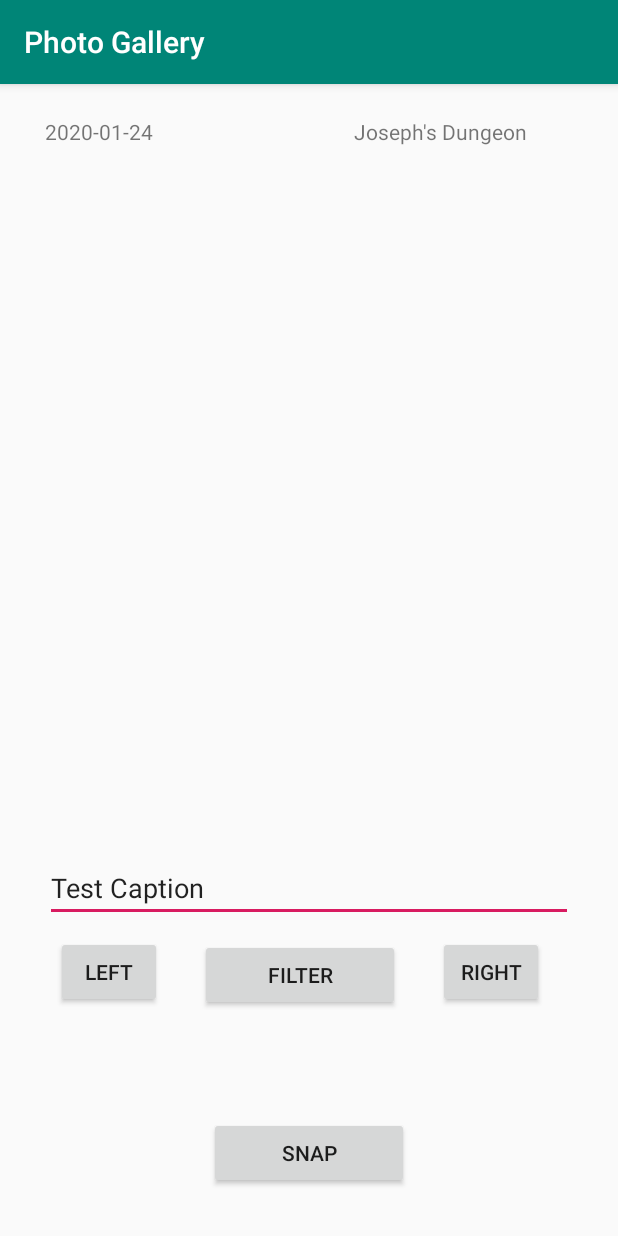
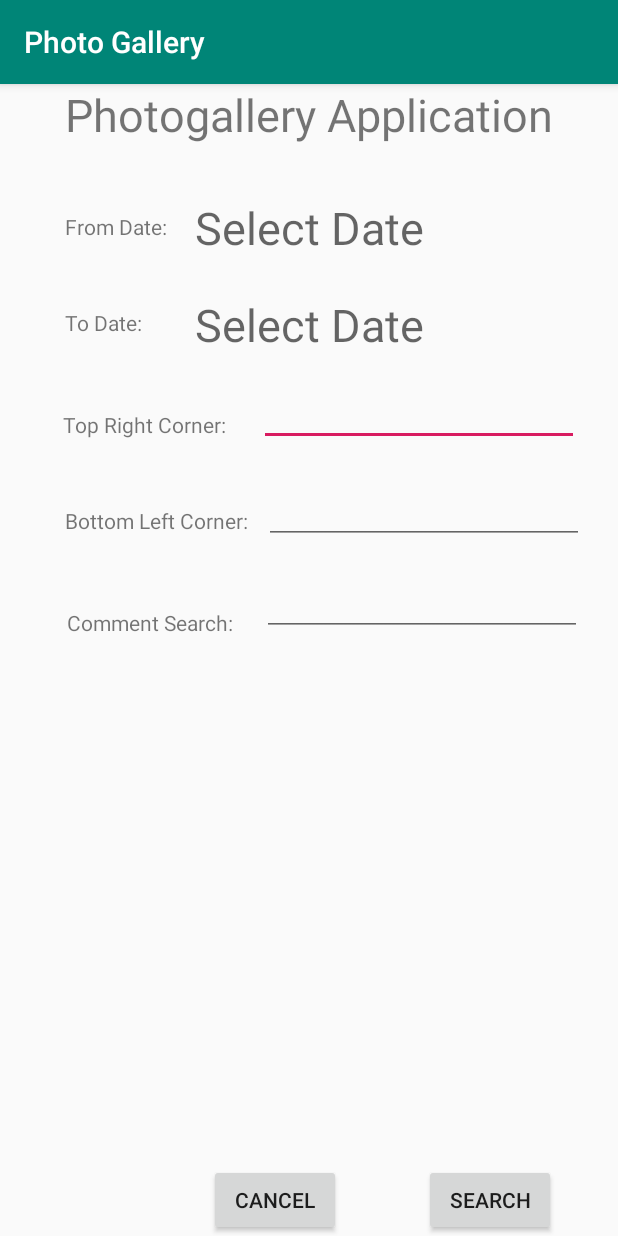
Before and after one commit to NickHEE/PhotoGallery, an Android app: the screen it shows after launch (MainActivity before the commit, FilterActivity after it), after a tap on "FILTER", on a phone screen of 412 x 824 dp. Run offline under Robolectric (Android 15) with nearby library versions, the phone set to English and light mode, and no system bars.

Commit message:
Joseph merge WIP

```diff
--- a/app/build.gradle
+++ b/app/build.gradle
@@ -17,6 +17,10 @@ android {
             proguardFiles getDefaultProguardFile('proguard-android-optimize.txt'), 'proguard-rules.pro'
         }
     }
+    compileOptions {
+        sourceCompatibility = 1.8
+        targetCompatibility = 1.8
+    }
 }
 
 dependencies {
--- a/app/src/main/AndroidManifest.xml
+++ b/app/src/main/AndroidManifest.xml
@@ -10,10 +10,10 @@
         android:roundIcon="@mipmap/ic_launcher_round"
         android:supportsRtl="true"
         android:theme="@style/AppTheme">
+        <activity android:name="com.example.photoGallery.FilterActivity"></activity>
         <activity android:name="com.example.photoGallery.MainActivity">
             <intent-filter>
                 <action android:name="android.intent.action.MAIN" />
-
                 <category android:name="android.intent.category.LAUNCHER" />
             </intent-filter>
         </activity>
--- /dev/null
+++ b/app/src/main/java/com/example/photoGallery/FilterActivity.java
@@ -0,0 +1,121 @@
+package com.example.photoGallery;
+
+import android.app.DatePickerDialog;
+import android.widget.DatePicker;
+import android.graphics.Color;
+import android.graphics.drawable.ColorDrawable;
+
+import java.util.Calendar;
+
+import android.widget.TextView;
+import android.content.Intent;
+import android.os.Bundle;
+import android.view.View;
+import androidx.appcompat.app.AppCompatActivity;
+import androidx.core.content.FileProvider;
+import android.widget.EditText;
+import android.util.Log;
+import java.text.SimpleDateFormat;
+import java.util.Locale;
+
+
+public class FilterActivity extends AppCompatActivity {
+
+    private TextView fromDate;
+    private TextView toDate;
+    private EditText TRLocation;
+    private EditText BLLocation;
+    private EditText commentSearch;
+
+    private Calendar fromCalendar;
+    private Calendar toCalendar;
+    private DatePickerDialog.OnDateSetListener fromListener;
+    private DatePickerDialog.OnDateSetListener toListener;
+
+    private DatePickerDialog.OnDateSetListener mDateSetListener_from;
+    private DatePickerDialog.OnDateSetListener mDateSetListener_to;
+    private static final String TAG = "FilterActivity";
+
+    @Override
+    protected void onCreate(Bundle savedInstanceState) {
+        super.onCreate(savedInstanceState);
+        setContentView(R.layout.activity_filter);
+
+        fromDate = (TextView) findViewById(R.id.tvDate_from);
+        toDate   = (TextView) findViewById(R.id.tvDate_to);
+
+
+        TRLocation = (EditText) findViewById(R.id.Location_TR);
+        BLLocation   = (EditText) findViewById(R.id.Location_BL);
+        commentSearch = (EditText) findViewById(R.id.Comment_search);
+
+        fromDate.setOnClickListener(new View.OnClickListener() {
+            @Override
+            public void onClick(View view) {
+                Calendar cal = Calendar.getInstance();
+                int year = cal.get(Calendar.YEAR);
+                int month = cal.get(Calendar.MONTH);
+                int day = cal.get(Calendar.DAY_OF_MONTH);
+                DatePickerDialog dialog = new DatePickerDialog(
+                        FilterActivity.this,
+                        android.R.style.Theme_Holo_Light_Dialog_MinWidth,
+                        mDateSetListener_from,
+                        year,month,day);
+                dialog.getWindow().setBackgroundDrawable(new ColorDrawable(Color.TRANSPARENT));
+                dialog.show();
+            }
+        });
+
+        toDate.setOnClickListener(new View.OnClickListener() {
+            @Override
+            public void onClick(View view) {
+                Calendar cal = Calendar.getInstance();
+                int year = cal.get(Calendar.YEAR);
+                int month = cal.get(Calendar.MONTH);
+                int day = cal.get(Calendar.DAY_OF_MONTH);
+                DatePickerDialog dialog = new DatePickerDialog(
+                        FilterActivity.this,
+                        android.R.style.Theme_Holo_Light_Dialog_MinWidth,
+                        mDateSetListener_to,
+                        year,month,day);
+                dialog.getWindow().setBackgroundDrawable(new ColorDrawable(Color.TRANSPARENT));
+                dialog.show();
+            }
+        });
+
+        mDateSetListener_from = new DatePickerDialog.OnDateSetListener() {
+            @Override
+            public void onDateSet(DatePicker datePicker, int year, int month, int day) {
+                month = month + 1;
+                Log.d(TAG, "onDateSet: mm/dd/yyy: " + month + "/" + day + "/" + year);
+                String date = month + "/" + day + "/" + year;
+                fromDate.setText(date);
+            }
+        };
+        mDateSetListener_to = new DatePickerDialog.OnDateSetListener() {
+            @Override
+            public void onDateSet(DatePicker datePicker, int year, int month, int day) {
+                month = month + 1;
+                Log.d(TAG, "onDateSet: mm/dd/yyy: " + month + "/" + day + "/" + year);
+                String date = month + "/" + day + "/" + year;
+                toDate.setText(date);
+            }
+        };
+    }
+
+    public void cancel(final View v) {
+        finish();
+    }
+
+    public void search(final View v) {
+        Intent i = new Intent();
+        i.putExtra("STARTDATE", fromDate.getText().toString());
+        i.putExtra("ENDDATE", toDate.getText().toString());
+        i.putExtra("STARTLOCATION", TRLocation.getText().toString());
+        i.putExtra("ENDLOCATION", BLLocation.getText().toString());
+        i.putExtra("COMMENTSEARCH", commentSearch.getText().toString());
+
+        setResult(RESULT_OK, i);
+        finish();
+    }
+}
--- a/app/src/main/java/com/example/photoGallery/MainActivity.java
+++ b/app/src/main/java/com/example/photoGallery/MainActivity.java
@@ -38,20 +38,32 @@ import com.google.gson.reflect.TypeToken;
 public class MainActivity extends AppCompatActivity {
 
     static final int REQUEST_IMAGE_CAPTURE = 1;
+    static final int REQUEST_FILTER_ACTIVITY = 2;
 
     private int photoIdx = 0;
     private ArrayList<Photo> photoList;
     private String photoPath = null;
     private File dataFile;
-    private Photo currentPhoto;
+    private Photo currentPhoto; //TODO: Get rid of this?
+
+    private ImageView imgV;
+    private TextView date;
+    private TextView location;
+    private EditText caption;
+
 
     @Override
     protected void onCreate(Bundle savedInstanceState) {
         Log.d("onCreate", "Created!");
         super.onCreate(savedInstanceState);
         setContentView(R.layout.activity_main);
+
+        imgV = (ImageView) findViewById(R.id.iv_gallery);
+        date = (TextView) findViewById(R.id.textView_date);
+        caption = (EditText) findViewById(R.id.editText_caption);
+        location = (TextView) findViewById(R.id.textView_location);
+
         dataFile = new File(getExternalFilesDir(Environment.DIRECTORY_DOCUMENTS), "data.json");
-
         try {
             if (dataFile.createNewFile()) {
                 FileOutputStream stream = new FileOutputStream(dataFile);
@@ -100,12 +112,17 @@ public class MainActivity extends AppCompatActivity {
         Date minDate = new Date(Long.MIN_VALUE);
         Date maxDate = new Date(Long.MAX_VALUE);
 
-        populateGallery(minDate, maxDate, "");
+        populateGallery(minDate, maxDate, "", "", "");
 
         if (photoList.size() > 0) {
             currentPhoto = photoList.get(photoIdx);
             displayPhoto(currentPhoto);
         }
+    }
+
+    public void onFilter(View v) {
+        Intent i = new Intent(MainActivity.this, FilterActivity.class);
+        startActivityForResult(i, REQUEST_FILTER_ACTIVITY);
     }
 
     public void takePicture(View v) {
@@ -128,7 +145,8 @@ public class MainActivity extends AppCompatActivity {
         }
     }
 
-    private void populateGallery(final Date minDate, Date maxDate, String caption) {
+    private void populateGallery(Date minDate, Date maxDate, String startLocation, String endLocation, String caption) {
+        //TODO: handle location
 
         Collection<Photo> photos = readDataFile();
         photos.removeIf(p -> (p.getDate().before(minDate) || p.getDate().after(maxDate)));
@@ -137,6 +155,16 @@ public class MainActivity extends AppCompatActivity {
         }
 
         photoList = new ArrayList<Photo>(photos);
+
+        if (photoList.size() > 0) {
+            photoIdx = 0;
+            currentPhoto = photoList.get(photoIdx);
+            displayPhoto(currentPhoto);
+        }
+        else {
+            noPhotoFound();
+        }
+
     }
 
     public void changePicture(View v) {
@@ -161,14 +189,18 @@ public class MainActivity extends AppCompatActivity {
     }
 
     private void displayPhoto(Photo photo) {
-        ImageView imgV = (ImageView) findViewById(R.id.iv_gallery);
-        TextView date = (TextView) findViewById(R.id.textView_date);
-        EditText caption = (EditText) findViewById(R.id.editText_caption);
+        date.setVisibility(View.VISIBLE);
+        location.setVisibility(View.VISIBLE);
 
         imgV.setImageBitmap(BitmapFactory.decodeFile(photo.getPath()));
         date.setText(photo.getTimeStamp());
         caption.setText(photo.getCaption());
+    }
 
+    private void noPhotoFound() {
+        date.setVisibility(View.INVISIBLE);
+        location.setVisibility(View.INVISIBLE);
+        caption.setText("No Photos Found!");
     }
 
     private File createImageFile() throws IOException {
@@ -196,7 +228,7 @@ public class MainActivity extends AppCompatActivity {
         }
         catch (IOException ex) {
             Log.d("readDataFile", "Read from dataFile FAILED");
-            // TODO: return empty collection?
+            // TODO: handle exception
         }
 
         String json = new String(bytes);
@@ -216,6 +248,7 @@ public class MainActivity extends AppCompatActivity {
         }
         catch (IOException ex) {
             Log.d("writeDataFile", "write to dataFile FAILED");
+            // TODO: handle exception
         }
     }
 
@@ -233,9 +266,30 @@ public class MainActivity extends AppCompatActivity {
             photos.add(currentPhoto);
             writeDataFile(photos);
             photoList.add(currentPhoto);
+            //TODO: change index to current photo
         }
-        else {
-            Log.d("onActivityResult", "Image Capture FAIL");
+        else if (requestCode == REQUEST_FILTER_ACTIVITY && resultCode == RESULT_OK) {
+            String s_d1 = data.getStringExtra("STARTDATE");
+            String s_d2 = data.getStringExtra("ENDDATE");
+            String loc1 = data.getStringExtra("STARTLOCATION");
+            String loc2 = data.getStringExtra("ENDLOCATION");
+            String caption = data.getStringExtra("COMMENTSEARCH");
+
+            Log.d("onActivityResult", s_d1);
+            Log.d("onActivityResult", s_d2);
+            Log.d("onActivityResult", loc1);
+            Log.d("onActivityResult", loc2);
+            Log.d("onActivityResult", caption);
+
+            try {
+                Date d1 = new SimpleDateFormat("MM/dd/yyyy").parse(s_d1);
+                Date d2 = new SimpleDateFormat("MM/dd/yyyy").parse(s_d2);
+                populateGallery(d1, d2, loc1, loc2, caption);
+            }
+            catch (ParseException ex)
+            {
+                Log.d("onActivityResult", ex.toString());
+            }
         }
     }
 
@@ -248,8 +302,6 @@ public class MainActivity extends AppCompatActivity {
         public Photo(String filePath, String timeStamp, String caption) {
             this.filePath = filePath;
             this.timeStamp = timeStamp;
-            this.caption = caption;
-
         }
 
         public Date getDate() {
@@ -263,22 +315,18 @@ public class MainActivity extends AppCompatActivity {
 
             return date;
         }
-
         public String getTimeStamp() {
 
             return timeStamp;
         }
-
         public String getPath() {
 
             return filePath;
         }
-
         public String getCaption() {
 
             return caption;
         }
-
         public void setCaption(String cap) {
 
             caption = cap;
--- /dev/null
+++ b/app/src/main/res/layout/activity_filter.xml
@@ -0,0 +1,163 @@
+<?xml version="1.0" encoding="utf-8"?>
+<RelativeLayout xmlns:android="http://schemas.android.com/apk/res/android"
+    xmlns:app="http://schemas.android.com/apk/res-auto"
+    xmlns:tools="http://schemas.android.com/tools"
+    android:layout_width="match_parent"
+    android:layout_height="match_parent"
+    tools:context=".FilterActivity">
+
+    <TextView
+        android:layout_width="wrap_content"
+        android:layout_height="wrap_content"
+        android:text="Photogallery Application"
+        android:layout_alignParentTop="true"
+        android:layout_centerHorizontal="true"
+        android:id="@+id/title_search"
+        android:textSize="30sp" />
+
+
+    <TextView
+        android:id="@+id/tvDate_from"
+        android:layout_width="wrap_content"
+        android:layout_height="wrap_content"
+        android:layout_marginLeft="130dp"
+        android:layout_marginTop="75dp"
+        android:clickable="true"
+        android:datePickerMode="spinner"
+        android:hint="Select Date"
+        android:textSize="30sp" />
+
+    <TextView
+        android:id="@+id/tvDate_to"
+        android:layout_width="wrap_content"
+        android:layout_height="wrap_content"
+        android:layout_marginLeft="130dp"
+        android:layout_marginTop="140dp"
+        android:clickable="true"
+        android:datePickerMode="spinner"
+        android:hint="Select Date"
+        android:textSize="30sp" />
+
+    <EditText
+        android:id="@+id/Location_TR"
+        android:layout_width="wrap_content"
+        android:layout_height="wrap_content"
+        android:layout_below="@+id/tvDate_to"
+        android:layout_alignEnd="@+id/tvDate_to"
+        android:layout_alignRight="@+id/tvDate_to"
+        android:layout_marginTop="15dp"
+        android:layout_marginEnd="-103dp"
+        android:layout_marginRight="-103dp"
+        android:ems="10"
+        android:inputType="textPersonName" />
+
+    <EditText
+        android:id="@+id/Location_BL"
+        android:layout_width="wrap_content"
+        android:layout_height="wrap_content"
+        android:layout_below="@+id/Location_TR"
+        android:layout_alignEnd="@+id/Location_TR"
+        android:layout_alignRight="@+id/Location_TR"
+        android:layout_marginTop="20dp"
+        android:layout_marginEnd="-3dp"
+        android:layout_marginRight="-3dp"
+        android:ems="10"
+        android:inputType="textPersonName" />
+
+    <EditText
+        android:id="@+id/Comment_search"
+        android:layout_width="wrap_content"
+        android:layout_height="wrap_content"
+        android:layout_below="@+id/Location_BL"
+        android:layout_alignEnd="@+id/Location_BL"
+        android:layout_alignRight="@+id/Location_BL"
+        android:layout_marginTop="16dp"
+        android:layout_marginEnd="1dp"
+        android:layout_marginRight="1dp"
+        android:ems="10"
+        android:inputType="textPersonName" />
+
+    <TextView
+        android:text="From Date: "
+        android:layout_width="wrap_content"
+        android:layout_height="wrap_content"
+        android:layout_alignBottom="@+id/tvDate_from"
+        android:layout_alignLeft="@+id/title_search"
+        android:layout_alignStart="@+id/title_search"
+        android:layout_marginBottom="11dp"
+        android:id="@+id/search_fromDateLabel" />
+
+    <TextView
+        android:id="@+id/search_toDateLabel"
+        android:layout_width="wrap_content"
+        android:layout_height="wrap_content"
+        android:layout_alignStart="@+id/search_fromDateLabel"
+        android:layout_alignLeft="@+id/search_fromDateLabel"
+        android:layout_alignTop="@+id/search_fromDateLabel"
+        android:layout_marginStart="0dp"
+        android:layout_marginLeft="0dp"
+        android:layout_marginTop="64dp"
+        android:text="To Date: " />
+
+
+    <TextView
+        android:id="@+id/top_right_CornerLabel"
+        android:layout_width="wrap_content"
+        android:layout_height="wrap_content"
+        android:layout_alignStart="@+id/search_toDateLabel"
+        android:layout_alignLeft="@+id/search_toDateLabel"
+        android:layout_alignTop="@+id/search_toDateLabel"
+        android:layout_marginStart="-1dp"
+        android:layout_marginLeft="-1dp"
+        android:layout_marginTop="68dp"
+        android:text="Top Right Corner: " />
+
+    <TextView
+        android:id="@+id/bottom_left_CornerLabel"
+        android:layout_width="wrap_content"
+        android:layout_height="wrap_content"
+        android:layout_alignStart="@+id/top_right_CornerLabel"
+        android:layout_alignLeft="@+id/top_right_CornerLabel"
+        android:layout_alignTop="@+id/top_right_CornerLabel"
+        android:layout_marginStart="1dp"
+        android:layout_marginLeft="1dp"
+        android:layout_marginTop="64dp"
+        android:text="Bottom Left Corner: " />
+
+    <TextView
+        android:id="@+id/comment_SearchLabel"
+        android:layout_width="wrap_content"
+        android:layout_height="wrap_content"
+        android:layout_alignStart="@+id/bottom_left_CornerLabel"
+        android:layout_alignLeft="@+id/bottom_left_CornerLabel"
+        android:layout_alignTop="@+id/bottom_left_CornerLabel"
+        android:layout_marginStart="1dp"
+        android:layout_marginLeft="1dp"
+        android:layout_marginTop="68dp"
+        android:text="Comment Search: " />
+
+    <Button
+        android:id="@+id/search_cancel"
+        android:layout_width="wrap_content"
+        android:layout_height="wrap_content"
+        android:layout_alignEnd="@+id/tvDate_to"
+        android:layout_alignRight="@+id/tvDate_to"
+        android:layout_alignParentBottom="true"
+        android:layout_marginEnd="55dp"
+        android:layout_marginRight="55dp"
+        android:layout_marginBottom="0dp"
+        android:onClick="cancel"
+        android:text="Cancel" />
+
+    <Button
+        android:text="Search"
+        android:layout_width="wrap_content"
+        android:layout_height="wrap_content"
+        android:layout_alignParentBottom="true"
+        android:layout_toRightOf="@+id/tvDate_to"
+        android:layout_toEndOf="@+id/tvDate_to"
+        android:id="@+id/search_search"
+        android:onClick="search" />
+
+
+</RelativeLayout>
--- a/app/src/main/res/layout/activity_main.xml
+++ b/app/src/main/res/layout/activity_main.xml
@@ -16,7 +16,7 @@
         android:layout_marginStart="236dp"
         android:layout_marginTop="22dp"
         android:layout_marginEnd="33dp"
-        android:text="Joseph's Dungeon" />
+        android:text="Location Here" />
 
     <Button
         android:id="@+id/btn_snap"
@@ -62,7 +62,7 @@
         android:layout_marginStart="133dp"
         android:layout_marginEnd="145dp"
         android:layout_marginBottom="150dp"
-        android:onClick="takePicture"
+        android:onClick="onFilter"
         android:text="filter" />
 
     <Button
```
